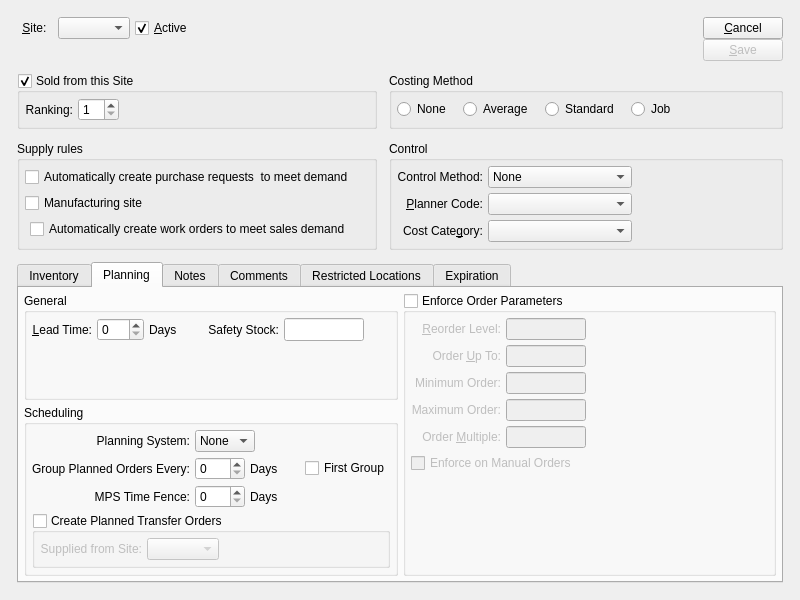
Before: the Qt Designer form xtuple/trunk/guiclient/itemSite.ui in WooodHead/xtuple, drawn with Qt 5.
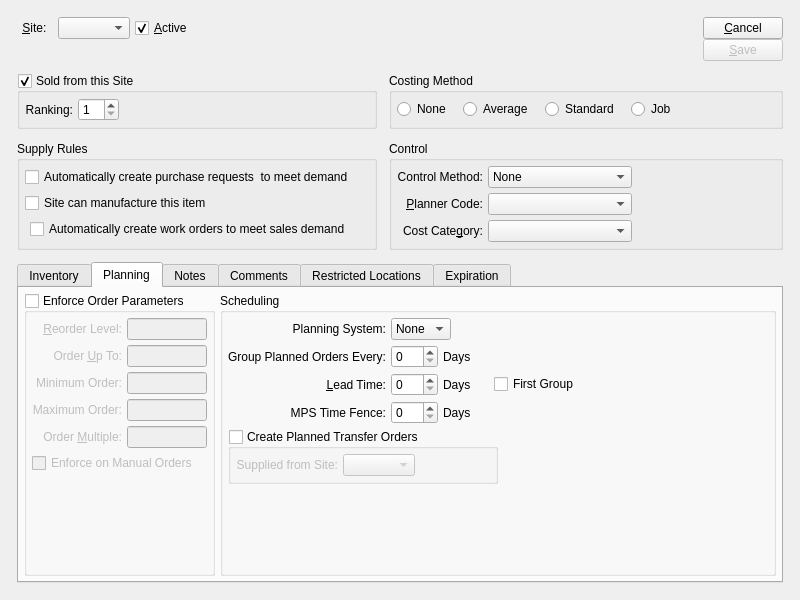
After: the same form once the commit is applied. The open tabs and pages were chosen to show the change. Custom widgets are drawn as their Qt base class.

The edit to the form file:
```diff
--- a/xtuple/trunk/guiclient/itemSite.ui
+++ b/xtuple/trunk/guiclient/itemSite.ui
@@ -286,7 +286,7 @@
         <enum>Qt::TabFocus</enum>
        </property>
        <property name="title" >
-        <string>Supply rules</string>
+        <string>Supply Rules</string>
        </property>
        <property name="checkable" >
         <bool>false</bool>
@@ -302,7 +302,7 @@
         <item row="1" column="0" >
          <widget class="QCheckBox" name="checkBox" >
           <property name="text" >
-           <string>Manufacturing site</string>
+           <string>Site can manufacture this item</string>
           </property>
          </widget>
         </item>
@@ -751,70 +751,7 @@
               </property>
              </widget>
             </item>
-           </layout>
-          </widget>
-         </item>
-        </layout>
-       </widget>
-       <widget class="QWidget" name="_planningTab" >
-        <attribute name="title" >
-         <string>Planning</string>
-        </attribute>
-        <layout class="QGridLayout" name="gridLayout_5" >
-         <item row="0" column="0" >
-          <widget class="QGroupBox" name="_mrp" >
-           <property name="title" >
-            <string>General</string>
-           </property>
-           <layout class="QGridLayout" name="gridLayout" >
-            <item row="0" column="0" >
-             <layout class="QVBoxLayout" name="verticalLayout_4" >
-              <item>
-               <layout class="QHBoxLayout" name="horizontalLayout_7" >
-                <item>
-                 <widget class="QLabel" name="_leadTimeLit" >
-                  <property name="text" >
-                   <string>&amp;Lead Time:</string>
-                  </property>
-                  <property name="alignment" >
-                   <set>Qt::AlignRight|Qt::AlignTrailing|Qt::AlignVCenter</set>
-                  </property>
-                  <property name="buddy" >
-                   <cstring>_leadTime</cstring>
-                  </property>
-                 </widget>
-                </item>
-                <item>
-                 <widget class="QSpinBox" name="_leadTime" >
-                  <property name="minimum" >
-                   <number>0</number>
-                  </property>
-                  <property name="maximum" >
-                   <number>999</number>
-                  </property>
-                 </widget>
-                </item>
-                <item>
-                 <widget class="QLabel" name="_days2Lit" >
-                  <property name="text" >
-                   <string>Days</string>
-                  </property>
-                 </widget>
-                </item>
-                <item>
-                 <spacer name="horizontalSpacer_6" >
-                  <property name="orientation" >
-                   <enum>Qt::Horizontal</enum>
-                  </property>
-                  <property name="sizeHint" stdset="0" >
-                   <size>
-                    <width>0</width>
-                    <height>20</height>
-                   </size>
-                  </property>
-                 </spacer>
-                </item>
-                <item>
+            <item row="4" column="0" >
                  <widget class="QLabel" name="_safetyStockLit" >
                   <property name="text" >
                    <string>Safety Stock:</string>
@@ -824,7 +761,7 @@
                   </property>
                  </widget>
                 </item>
-                <item>
+            <item row="4" column="1" >
                  <widget class="XLineEdit" name="_safetyStock" >
                   <property name="sizePolicy" >
                    <sizepolicy vsizetype="Fixed" hsizetype="Preferred" >
@@ -843,40 +780,17 @@
                   </property>
                  </widget>
                 </item>
-                <item>
-                 <spacer name="horizontalSpacer_3" >
-                  <property name="orientation" >
-                   <enum>Qt::Horizontal</enum>
-                  </property>
-                  <property name="sizeHint" stdset="0" >
-                   <size>
-                    <width>0</width>
-                    <height>20</height>
-                   </size>
-                  </property>
-                 </spacer>
-                </item>
-               </layout>
-              </item>
-              <item>
-               <spacer name="verticalSpacer_2" >
-                <property name="orientation" >
-                 <enum>Qt::Vertical</enum>
-                </property>
-                <property name="sizeHint" stdset="0" >
-                 <size>
-                  <width>20</width>
-                  <height>0</height>
-                 </size>
-                </property>
-               </spacer>
-              </item>
-             </layout>
-            </item>
-           </layout>
-          </widget>
-         </item>
-         <item rowspan="2" row="0" column="1" >
+           </layout>
+          </widget>
+         </item>
+        </layout>
+       </widget>
+       <widget class="QWidget" name="_planningTab" >
+        <attribute name="title" >
+         <string>Planning</string>
+        </attribute>
+        <layout class="QGridLayout" name="gridLayout_5" >
+         <item row="0" column="0" >
           <widget class="QGroupBox" name="_useParameters" >
            <property name="enabled" >
             <bool>true</bool>
@@ -1035,6 +949,9 @@
                     <property name="orientation" >
                      <enum>Qt::Horizontal</enum>
                     </property>
+                    <property name="sizeType" >
+                     <enum>QSizePolicy::Expanding</enum>
+                    </property>
                     <property name="sizeHint" stdset="0" >
                      <size>
                       <width>0</width>
@@ -1075,13 +992,23 @@
            </layout>
           </widget>
          </item>
-         <item row="1" column="0" >
+         <item row="0" column="1" >
           <widget class="QGroupBox" name="groupBox" >
+           <property name="sizePolicy" >
+            <sizepolicy vsizetype="Preferred" hsizetype="Preferred" >
+             <horstretch>1</horstretch>
+             <verstretch>0</verstretch>
+            </sizepolicy>
+           </property>
            <property name="title" >
             <string>Scheduling</string>
            </property>
            <layout class="QGridLayout" name="gridLayout_3" >
             <item row="0" column="0" >
+             <layout class="QVBoxLayout" name="verticalLayout_4" >
+              <item>
+               <layout class="QGridLayout" name="gridLayout" >
+                <item row="0" column="0" >
              <widget class="QLabel" name="_planningTypeLit" >
               <property name="text" >
                <string>Planning System:</string>
@@ -1091,7 +1018,7 @@
               </property>
              </widget>
             </item>
-            <item row="0" column="1" colspan="3" >
+                <item row="0" column="1" colspan="4" >
              <layout class="QHBoxLayout" name="horizontalLayout" >
               <item>
                <widget class="QComboBox" name="_planningType" >
@@ -1150,21 +1077,73 @@
               </property>
              </widget>
             </item>
-            <item row="1" column="2" >
+                <item row="1" column="2" colspan="3" >
              <widget class="QLabel" name="_orderGroupDaysLit" >
               <property name="text" >
                <string>Days</string>
               </property>
              </widget>
             </item>
-            <item row="1" column="3" >
+                <item row="2" column="0" >
+                 <widget class="QLabel" name="_leadTimeLit" >
+                  <property name="text" >
+                   <string>&amp;Lead Time:</string>
+                  </property>
+                  <property name="alignment" >
+                   <set>Qt::AlignRight|Qt::AlignTrailing|Qt::AlignVCenter</set>
+                  </property>
+                  <property name="buddy" >
+                   <cstring>_leadTime</cstring>
+                  </property>
+                 </widget>
+                </item>
+                <item row="2" column="1" >
+                 <widget class="QSpinBox" name="_leadTime" >
+                  <property name="minimum" >
+                   <number>0</number>
+                  </property>
+                  <property name="maximum" >
+                   <number>999</number>
+                  </property>
+                 </widget>
+                </item>
+                <item row="2" column="2" >
+                 <widget class="QLabel" name="_days2Lit" >
+                  <property name="text" >
+                   <string>Days</string>
+                  </property>
+                 </widget>
+                </item>
+                <item row="2" column="3" >
+                 <spacer name="horizontalSpacer_3" >
+                  <property name="orientation" >
+                   <enum>Qt::Horizontal</enum>
+                  </property>
+                  <property name="sizeType" >
+                   <enum>QSizePolicy::Fixed</enum>
+                  </property>
+                  <property name="sizeHint" stdset="0" >
+                   <size>
+                    <width>13</width>
+                    <height>14</height>
+                   </size>
+                  </property>
+                 </spacer>
+                </item>
+                <item row="2" column="4" >
              <widget class="QCheckBox" name="_orderGroupFirst" >
+                  <property name="sizePolicy" >
+                   <sizepolicy vsizetype="Fixed" hsizetype="Expanding" >
+                    <horstretch>0</horstretch>
+                    <verstretch>0</verstretch>
+                   </sizepolicy>
+                  </property>
               <property name="text" >
                <string>First Group</string>
               </property>
              </widget>
             </item>
-            <item row="2" column="0" >
+                <item row="3" column="0" >
              <widget class="QLabel" name="_mpsTimeFenceLit" >
               <property name="text" >
                <string>MPS Time Fence:</string>
@@ -1174,7 +1153,7 @@
               </property>
              </widget>
             </item>
-            <item row="2" column="1" >
+                <item row="3" column="1" >
              <widget class="QSpinBox" name="_mpsTimeFence" >
               <property name="minimum" >
                <number>0</number>
@@ -1187,14 +1166,16 @@
               </property>
              </widget>
             </item>
-            <item row="2" column="2" colspan="2" >
+                <item row="3" column="2" colspan="3" >
              <widget class="QLabel" name="_mpsTimeFenceDaysLit" >
               <property name="text" >
                <string>Days</string>
               </property>
              </widget>
             </item>
-            <item row="3" column="0" colspan="4" >
+                <item row="4" column="0" colspan="5" >
+                 <layout class="QHBoxLayout" name="horizontalLayout_7" >
+                  <item>
              <widget class="QGroupBox" name="groupBox_2" >
               <property name="title" >
                <string>Create Planned Transfer Orders</string>
@@ -1239,6 +1220,38 @@
               </layout>
              </widget>
             </item>
+                  <item>
+                   <spacer name="horizontalSpacer_6" >
+                    <property name="orientation" >
+                     <enum>Qt::Horizontal</enum>
+                    </property>
+                    <property name="sizeHint" stdset="0" >
+                     <size>
+                      <width>40</width>
+                      <height>20</height>
+                     </size>
+                    </property>
+                   </spacer>
+                  </item>
+                 </layout>
+                </item>
+               </layout>
+              </item>
+              <item>
+               <spacer name="verticalSpacer_2" >
+                <property name="orientation" >
+                 <enum>Qt::Vertical</enum>
+                </property>
+                <property name="sizeHint" stdset="0" >
+                 <size>
+                  <width>20</width>
+                  <height>40</height>
+                 </size>
+                </property>
+               </spacer>
+              </item>
+             </layout>
+            </item>
            </layout>
           </widget>
          </item>
```
Left out of the diff: 10 changed lines with no effect on the pictures. Lines whose indentation alone changed are shown as unchanged.
